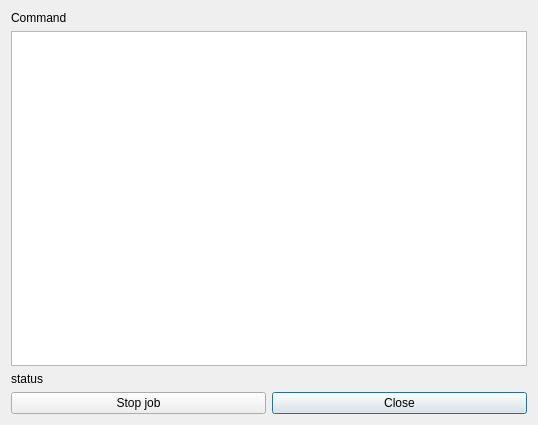
Old version of the form src/jobstatus.ui in the repository suncore/dflynav.
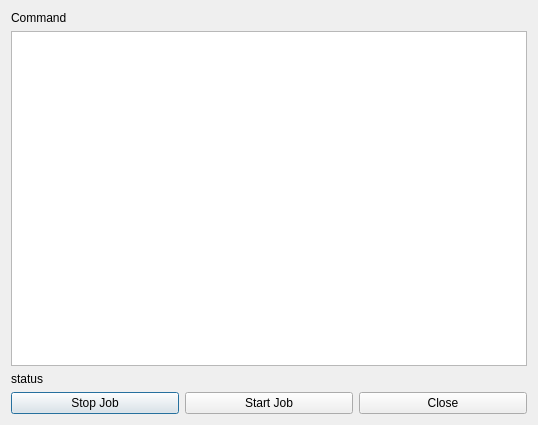
New version of the form.

Patch:
```diff
--- a/src/jobstatus.ui
+++ b/src/jobstatus.ui
@@ -17,21 +17,7 @@
    <string>Job status</string>
   </property>
   <layout class="QGridLayout" name="gridLayout">
-   <item row="3" column="1">
-    <widget class="QPushButton" name="close">
-     <property name="text">
-      <string>Close</string>
-     </property>
-    </widget>
-   </item>
-   <item row="3" column="0">
-    <widget class="QPushButton" name="stop">
-     <property name="text">
-      <string>Stop job</string>
-     </property>
-    </widget>
-   </item>
-   <item row="2" column="0" colspan="2">
+   <item row="3" column="0" colspan="2">
     <widget class="QLabel" name="status">
      <property name="text">
       <string>status</string>
@@ -48,6 +34,31 @@
      </property>
     </widget>
    </item>
+   <item row="4" column="0" rowspan="3" colspan="2">
+    <layout class="QHBoxLayout" name="horizontalLayout">
+     <item>
+      <widget class="QPushButton" name="stop">
+       <property name="text">
+        <string>Stop Job</string>
+       </property>
+      </widget>
+     </item>
+     <item>
+      <widget class="QPushButton" name="start">
+       <property name="text">
+        <string>Start Job</string>
+       </property>
+      </widget>
+     </item>
+     <item>
+      <widget class="QPushButton" name="close">
+       <property name="text">
+        <string>Close</string>
+       </property>
+      </widget>
+     </item>
+    </layout>
+   </item>
   </layout>
  </widget>
  <resources/>
```
